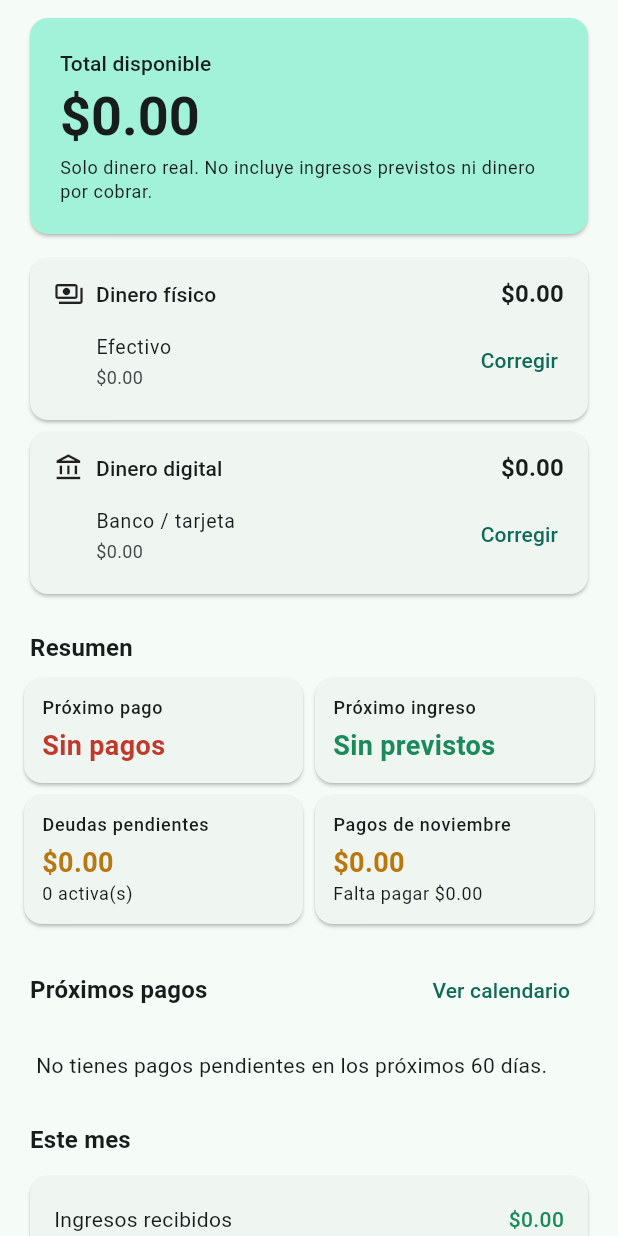
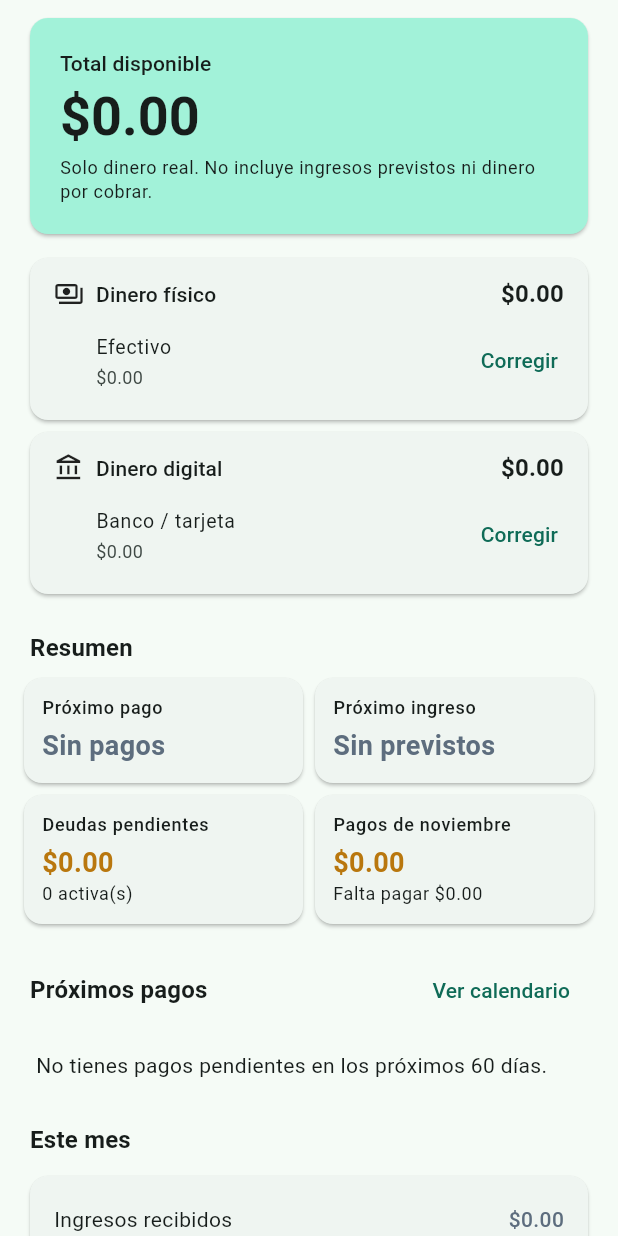
Before and after one commit to darkhmdda/Drago, a Flutter app: the HomeScreen widget shown alone on an empty page, opened directly with empty values, on a phone screen of 412 x 824 dp. Run offline on Flutter 3.47's test engine with Material 3 defaults, Android fonts, the phone set to English and light mode, and no system bars; our stand-ins replace material_ui, shared_preferences, supabase_flutter; accounts and stored records are empty; network calls fail.

Commit message:
Ajustes de interfaz para el teléfono
- «Próximo pago» y la alerta de los próximos 7 días incluyen gastos
  programados, no solo cuotas; alerta de gastos programados vencidos.
- Estados vacíos y montos en cero en color neutro (no en rojo).
- Barra inferior con etiquetas compactas: «Movimientos» ya no se parte.
- Movimientos más compactos; al tocarlos se abre el detalle con la
  opción de eliminar.
- Alertas con texto más contenido.

Co-Authored-By: Claude Opus 5.5 <noreply@anthropic.com>
Claude-Session: https://claude.ai/code/session_012MnUdYMkakNwi13xqkrjuV

```diff
--- a/lib/domain/ledger.dart
+++ b/lib/domain/ledger.dart
@@ -969,6 +969,15 @@ class Ledger {
     return null;
   }
 
+  /// Próximo pago que aún no vence: cuota o gasto programado (los vencidos
+  /// se muestran como alerta aparte).
+  CalendarEvent? get nextPaymentEvent {
+    for (final e in agenda()) {
+      if (!e.isIncome && !e.overdue) return e;
+    }
+    return null;
+  }
+
   /// Próximos pagos (cuotas y gastos previstos), incluidos los vencidos.
   List<CalendarEvent> upcomingPayments({int limit = 5, int days = 60}) =>
       agenda(days: days).where((e) => !e.isIncome).take(limit).toList();
@@ -1005,10 +1014,16 @@ class Ledger {
       final sum = overdue.fold<int>(0, (s, i) => s + remainingForInstallment(i.id));
       out.add('Tienes ${overdue.length} cuota(s) vencida(s) por ${formatMoney(sum)}.');
     }
+    // Pagos de los próximos 7 días: cuotas y gastos programados.
     final weekLimit = today.add(const Duration(days: 7));
-    final week = openInstallments.where((i) => !i.dueDate.isBefore(today) && !i.dueDate.isAfter(weekLimit)).toList();
+    final week = agenda(days: 7).where((e) => !e.isIncome && !e.overdue && !e.date.isAfter(weekLimit)).toList();
+    final overdueExpenses = agenda(days: 0).where((e) => !e.isIncome && e.overdue && e.kind == EventKind.expense);
+    if (overdueExpenses.isNotEmpty) {
+      final sum = overdueExpenses.fold<int>(0, (s, e) => s + e.amount);
+      out.add('Tienes ${overdueExpenses.length} gasto(s) programado(s) sin confirmar por ${formatMoney(sum)}.');
+    }
     if (week.isNotEmpty) {
-      final sum = week.fold<int>(0, (s, i) => s + remainingForInstallment(i.id));
+      final sum = week.fold<int>(0, (s, e) => s + e.amount);
       out.add('Pagos en los próximos 7 días: ${formatMoney(sum)}.');
       final needed = sum + overdue.fold<int>(0, (s, i) => s + remainingForInstallment(i.id));
       if (needed > totalAvailable) {
--- a/lib/ui/home_screen.dart
+++ b/lib/ui/home_screen.dart
@@ -18,7 +18,7 @@ class HomeScreen extends StatelessWidget {
     final l = AppScope.of(context).ledger;
     final now = DateTime.now();
     final month = l.monthSummary(now);
-    final next = l.nextPayment;
+    final next = l.nextPaymentEvent;
     final nextIncome = l.nextIncome;
     final alerts = l.alerts;
     final upcoming = l.upcomingPayments(limit: 5);
@@ -55,23 +55,23 @@ class HomeScreen extends StatelessWidget {
         for (final a in alerts)
           Card(
             color: theme.colorScheme.errorContainer,
-            child: ListTile(leading: const Icon(Icons.warning_amber_rounded), title: Text(a)),
+            child: ListTile(dense: true, leading: Icon(Icons.warning_amber_rounded, color: theme.colorScheme.onErrorContainer), title: Text(a, style: theme.textTheme.bodyMedium?.copyWith(color: theme.colorScheme.onErrorContainer))),
           ),
       ],
       const SectionTitle('Resumen'),
       Wrap(spacing: 8, runSpacing: 8, children: [
         _Tile(
           label: 'Próximo pago',
-          value: next == null ? 'Sin pagos' : formatMoney(l.remainingForInstallment(next.id)),
-          sub: next == null ? null : '${l.debt(next.debtId).name} · ${fmtShortDate(next.dueDate)}',
-          color: FinColors.of(context).expense,
+          value: next == null ? 'Sin pagos' : formatMoney(next.amount),
+          sub: next == null ? null : '${next.title} · ${fmtShortDate(next.date)}',
+          color: next == null ? FinColors.of(context).neutral : FinColors.of(context).expense,
           onTap: onOpenCalendar,
         ),
         _Tile(
           label: 'Próximo ingreso',
           value: nextIncome == null ? 'Sin previstos' : formatMoney(nextIncome.amount),
           sub: nextIncome == null ? null : '${nextIncome.title} · ${fmtShortDate(nextIncome.date)} (previsto)',
-          color: FinColors.of(context).income,
+          color: nextIncome == null ? FinColors.of(context).neutral : FinColors.of(context).income,
           onTap: onOpenCalendar,
         ),
         _Tile(
@@ -99,9 +99,9 @@ class HomeScreen extends StatelessWidget {
         child: Padding(
           padding: const EdgeInsets.all(16),
           child: Column(children: [
-            _row('Ingresos recibidos', month.income, FinColors.of(context).income),
-            _row('Gastos', -month.expenses, FinColors.of(context).expense),
-            _row('Pagos de deudas', -month.debtPayments, FinColors.of(context).expense),
+            _row('Ingresos recibidos', month.income, amountColor(context, month.income)),
+            _row('Gastos', -month.expenses, amountColor(context, -month.expenses)),
+            _row('Pagos de deudas', -month.debtPayments, amountColor(context, -month.debtPayments)),
             const Divider(),
             _row('Balance del mes', month.net, amountColor(context, month.net), bold: true),
             const SizedBox(height: 4),
```
Also changed, not shown: lib/ui/movements_screen.dart (+55 -19 lines), lib/ui/shell.dart (+23 -6 lines), 1 other file.
